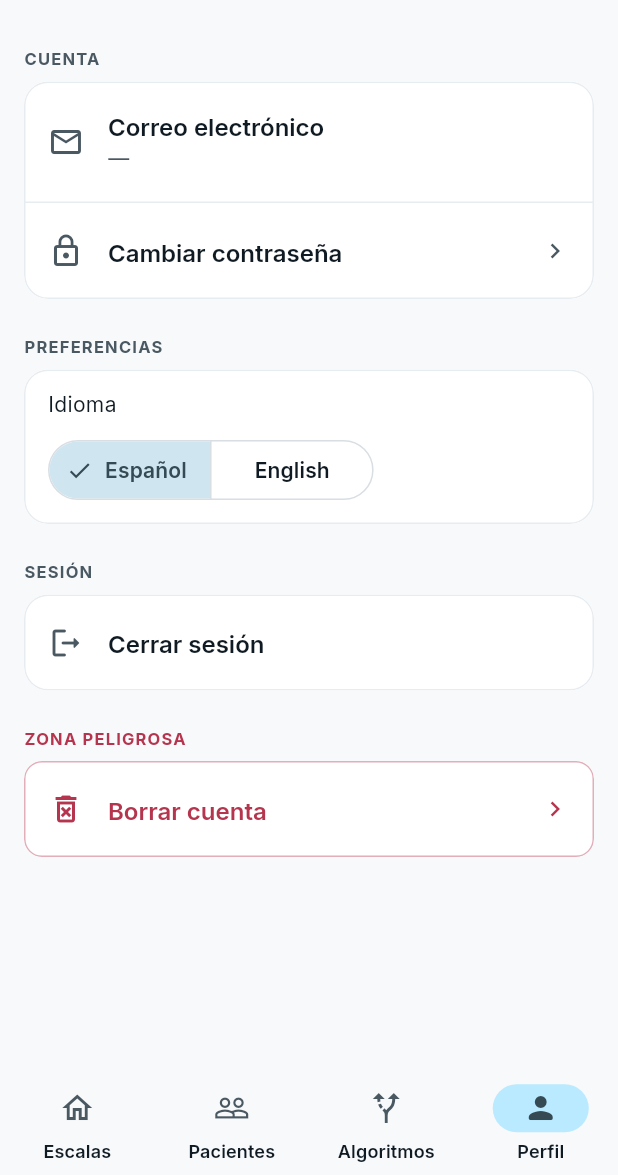
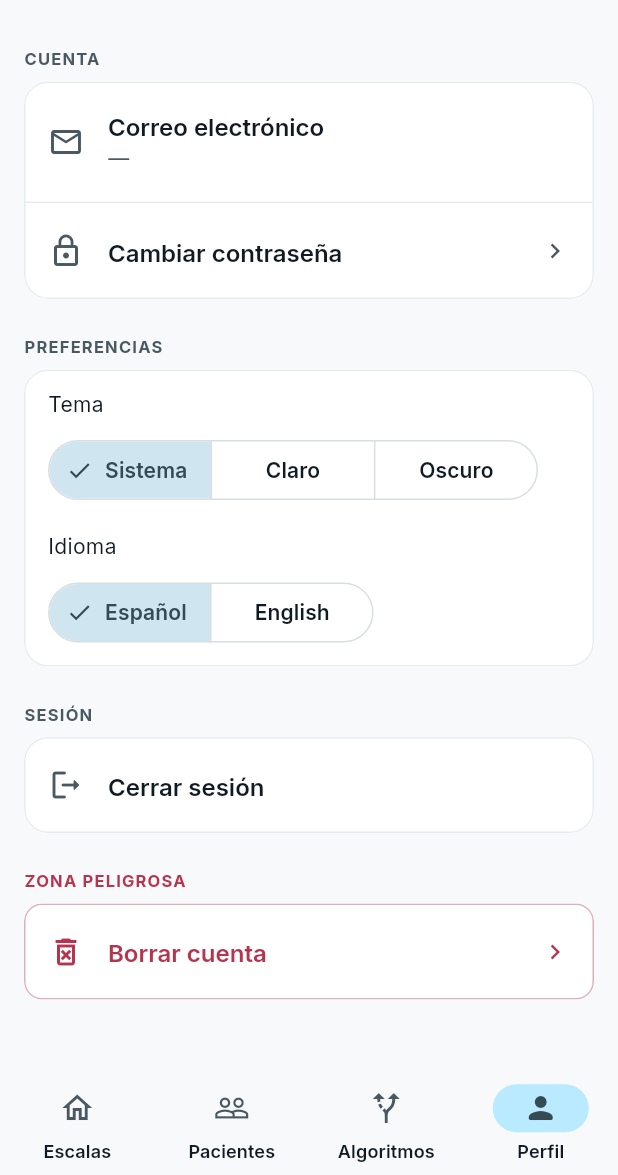
Before and after one commit to grisllo/NeuroScaleApp, a Flutter app: the ProfileScreen screen opened by its route, on a phone screen of 412 x 824 dp, the part 61-1236 px from its top. Run offline on Flutter 3.47's test engine with Material 3 defaults, Android fonts, the phone set to English and light mode, and no system bars; our stand-ins replace connectivity_plus, drift, drift_flutter, email_validator, fl_chart, flutter_riverpod and 5 more; accounts and stored records are empty; generated files the repository leaves out were written again.

Commit message:
feat(theme): selector claro/oscuro/sistema con persistencia
- Nuevo themeModeProvider (patron identico a localeProvider)
- main.dart: lee themePrefsKey de SharedPreferences al arrancar
- MaterialApp.router usa ref.watch(themeModeProvider) en lugar de hardcode
- ProfileScreen: SegmentedButton Sistema/Claro/Oscuro en PREFERENCIAS
- ARB ES+EN: themeLabel, themeSystem, themeLight, themeDark

Co-Authored-By: Claude Sonnet 4.6 <noreply@anthropic.com>

```diff
--- /dev/null
+++ b/lib/core/providers/theme_provider.dart
@@ -0,0 +1,19 @@
+import 'package:flutter/material.dart';
+import 'package:flutter_riverpod/flutter_riverpod.dart';
+
+const themePrefsKey = 'app_theme_mode';
+
+class ThemeModeNotifier extends Notifier<ThemeMode> {
+  ThemeModeNotifier([this._initial = ThemeMode.system]);
+
+  final ThemeMode _initial;
+
+  @override
+  ThemeMode build() => _initial;
+
+  void set(ThemeMode mode) => state = mode;
+}
+
+final themeModeProvider = NotifierProvider<ThemeModeNotifier, ThemeMode>(
+  ThemeModeNotifier.new,
+);
--- a/lib/features/profile/presentation/screens/profile_screen.dart
+++ b/lib/features/profile/presentation/screens/profile_screen.dart
@@ -5,6 +5,7 @@ import 'package:shared_preferences/shared_preferences.dart';
 
 import '../../../../core/extensions/l10n_extension.dart';
 import '../../../../core/providers/locale_provider.dart';
+import '../../../../core/providers/theme_provider.dart';
 import '../../../../core/utils/breakpoints.dart';
 import '../../../auth/presentation/providers/auth_controller.dart';
 import '../../../auth/presentation/providers/password_reset_controller.dart';
@@ -18,6 +19,7 @@ class ProfileScreen extends ConsumerWidget {
     final l10n = context.l10n;
     final session = ref.watch(sessionProvider).asData?.value;
     final selectedLocale = ref.watch(localeProvider).languageCode;
+    final selectedTheme = ref.watch(themeModeProvider);
     final isTablet = MediaQuery.sizeOf(context).width >= Breakpoints.tablet;
     final scheme = Theme.of(context).colorScheme;
 
@@ -74,6 +76,40 @@ class ProfileScreen extends ConsumerWidget {
                   child: Column(
                     crossAxisAlignment: CrossAxisAlignment.start,
                     children: [
+                      Text(
+                        l10n.themeLabel,
+                        style: Theme.of(context).textTheme.bodyMedium,
+                      ),
+                      const SizedBox(height: 10),
+                      SegmentedButton<ThemeMode>(
+                        segments: [
+                          ButtonSegment(
+                            value: ThemeMode.system,
+                            label: Text(l10n.themeSystem),
+                          ),
+                          ButtonSegment(
+                            value: ThemeMode.light,
+                            label: Text(l10n.themeLight),
+                          ),
+                          ButtonSegment(
+                            value: ThemeMode.dark,
+                            label: Text(l10n.themeDark),
+                          ),
+                        ],
+                        selected: {selectedTheme},
+                        onSelectionChanged: (Set<ThemeMode> selection) async {
+                          final mode = selection.first;
+                          ref.read(themeModeProvider.notifier).set(mode);
+                          final modeString = switch (mode) {
+                            ThemeMode.light => 'light',
+                            ThemeMode.dark => 'dark',
+                            _ => 'system',
+                          };
+                          final prefs = await SharedPreferences.getInstance();
+                          await prefs.setString(themePrefsKey, modeString);
+                        },
+                      ),
+                      const SizedBox(height: 16),
                       Text(
                         l10n.profileLanguageLabel,
                         style: Theme.of(context).textTheme.bodyMedium,
--- a/lib/l10n/app_es.arb
+++ b/lib/l10n/app_es.arb
@@ -1195,6 +1195,18 @@
   "profileEmailLabel": "Correo electrónico",
   "@profileEmailLabel": { "description": "Etiqueta del campo email en perfil" },
 
+  "themeLabel": "Tema",
+  "@themeLabel": { "description": "Etiqueta del selector de tema" },
+
+  "themeSystem": "Sistema",
+  "@themeSystem": { "description": "Opción de tema: seguir el sistema" },
+
+  "themeLight": "Claro",
+  "@themeLight": { "description": "Opción de tema claro" },
+
+  "themeDark": "Oscuro",
+  "@themeDark": { "description": "Opción de tema oscuro" },
+
   "profileLanguageLabel": "Idioma",
   "@profileLanguageLabel": { "description": "Etiqueta del selector de idioma" },
 
```
Also changed, not shown: lib/l10n/app_en.arb (+12 -0 lines), lib/main.dart (+10 -1 lines).
